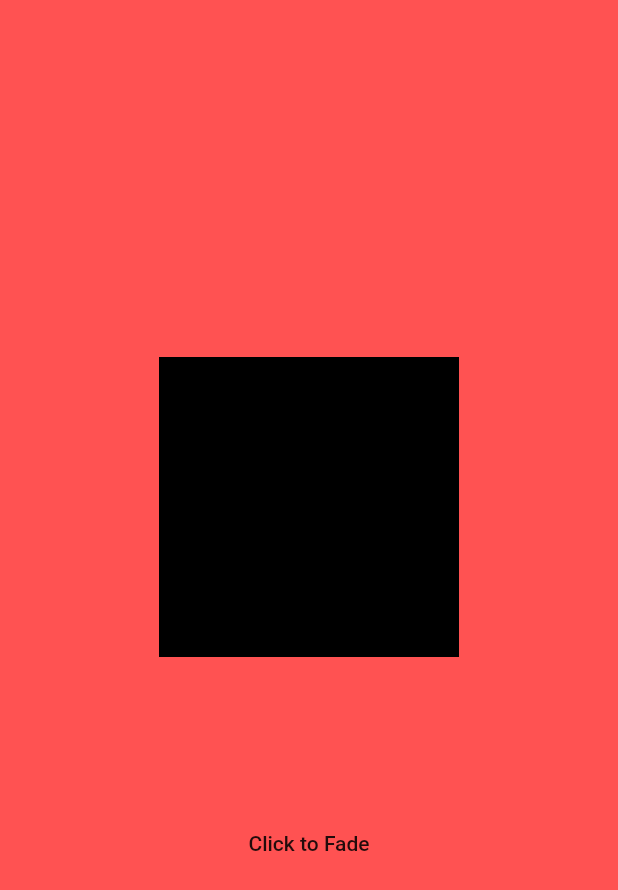
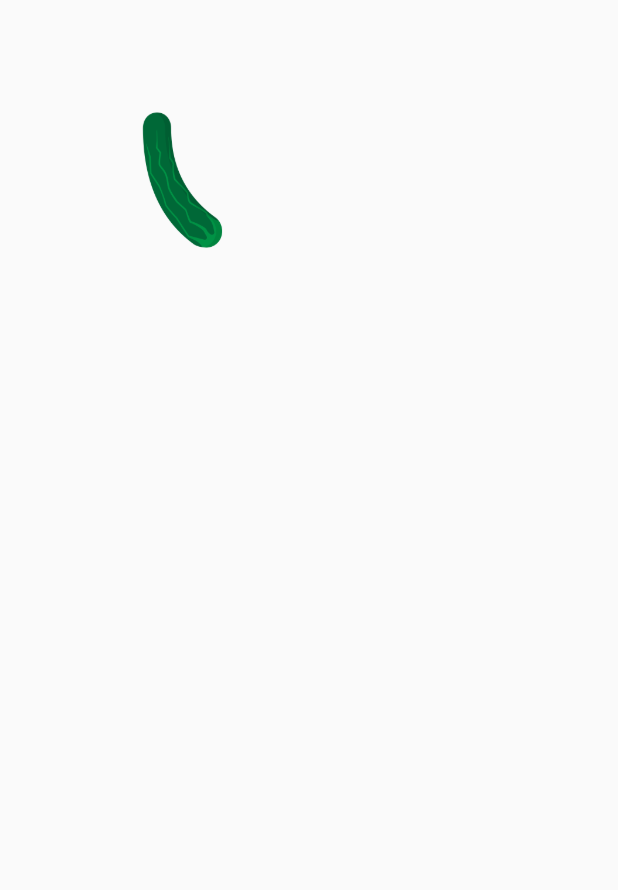
Before and after one commit to mehrdadmoradi001/animation, a Flutter app: the screen it shows after launch, on a phone screen of 412 x 824 dp. Shown: the top 890 px of the screen. Run offline on Flutter 3.47's test engine with Material 2 defaults, Android fonts, the light colour scheme and no system bars.

Commit message:
1- Creating position Animation

```diff
--- a/lib/main.dart
+++ b/lib/main.dart
@@ -1,4 +1,5 @@
 import 'package:animation_proj/opacity_animation.dart';
+import 'package:animation_proj/position_animation.dart';
 import 'package:flutter/material.dart';
 
 void main() {
@@ -16,7 +17,7 @@ class _MyAppState extends State<MyApp> {
   @override
   Widget build(BuildContext context) {
     return MaterialApp(
-      home: OpacityAnimation(),
+      home: PositionAnimation(),
     );
   }
 }
--- a/lib/position_animation.dart
+++ b/lib/position_animation.dart
@@ -0,0 +1,41 @@
+import 'package:flutter/material.dart';
+
+class PositionAnimation extends StatefulWidget {
+  const PositionAnimation({Key? key}) : super(key: key);
+
+  @override
+  State<PositionAnimation> createState() => _PositionAnimationState();
+}
+
+class _PositionAnimationState extends State<PositionAnimation> {
+  double top = 70;
+  double left = 70;
+  @override
+  Widget build(BuildContext context) {
+    return Scaffold(
+      body: Stack(
+        children: [
+          AnimatedPositioned(
+            curve: Curves.bounceIn,
+            top: top,
+            left: left,
+            child: GestureDetector(
+              onTap: (){
+                setState(() {
+                  top +=100;
+                  left = left + 100;
+                });
+              },
+              child: SizedBox(
+                height: 100,
+                width: 100,
+                child: Image.asset('images/khiyar.png'),//
+              ),
+            ),
+            duration: Duration(milliseconds: 1000),
+          ),
+        ],
+      ),
+    );
+  }
+}
```
